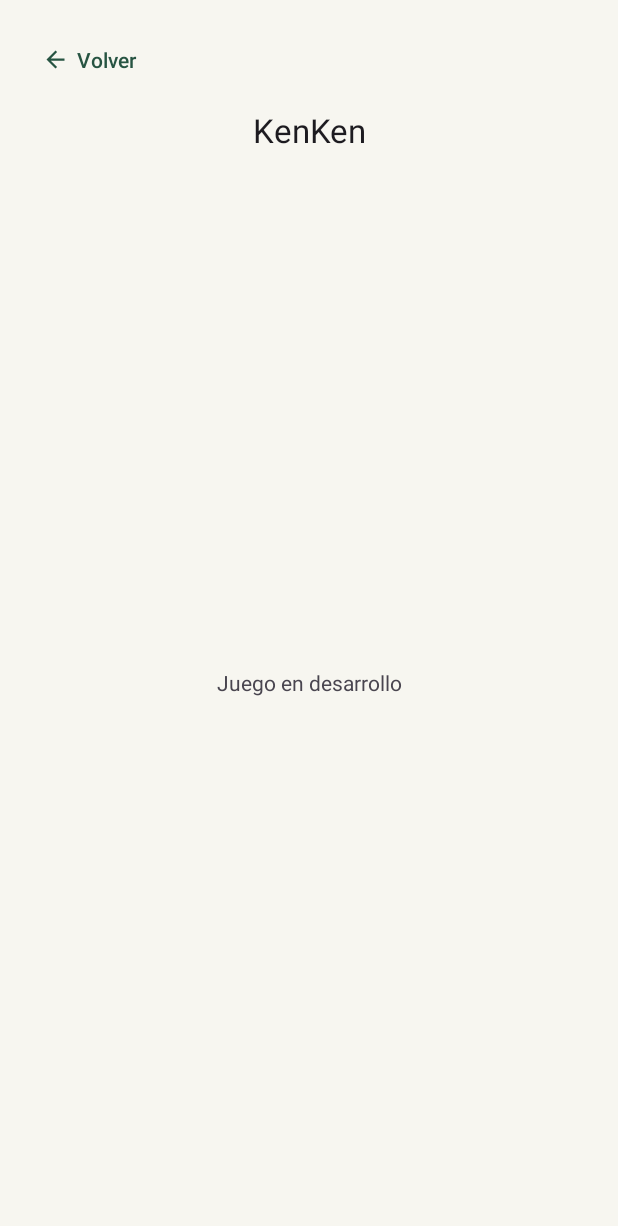
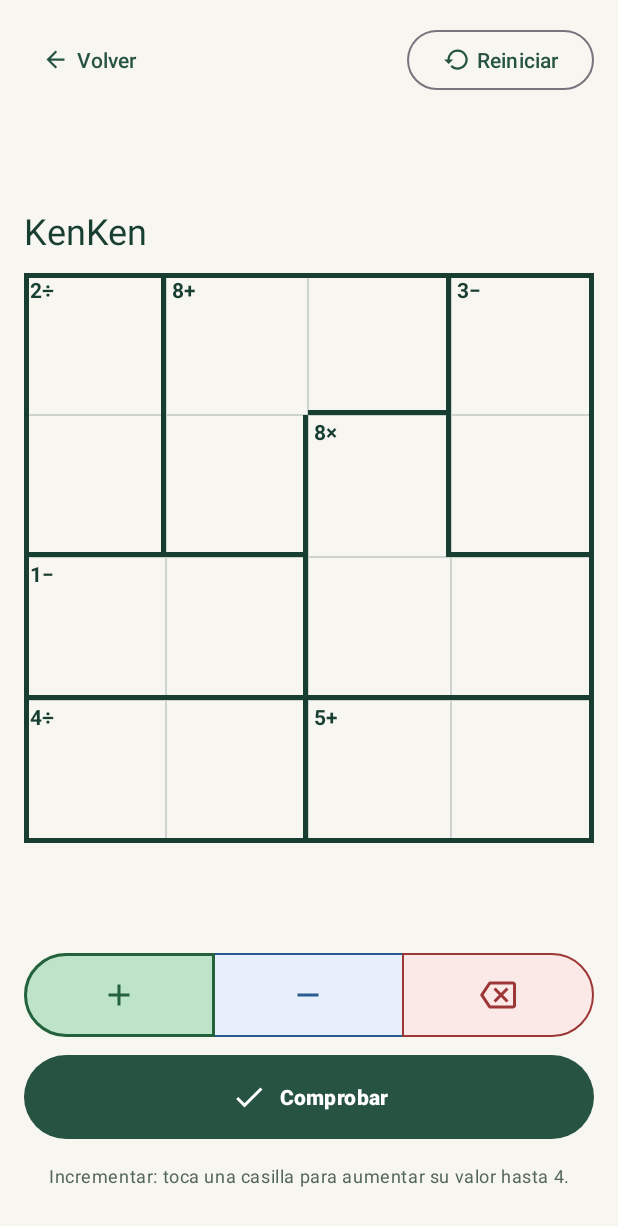
Before and after one commit to Eduarcito/Arcadia, an Android app: the KenKenActivity screen opened directly, with no data from a screen before it, on a phone screen of 412 x 824 dp. Before the commit the part shown is almost empty. Shown: the top 1226 px of the screen. Run offline under Robolectric (Android 15) with nearby library versions, the phone set to English and light mode, and no system bars.

Commit message:
feat(kenken): integrar tablero controles y microinteracciones

```diff
--- /dev/null
+++ b/app/src/main/java/com/example/arcadia/juegos/kenken/AnimacionesKenKen.kt
@@ -0,0 +1,31 @@
+package com.example.arcadia.juegos.kenken
+
+import android.animation.ValueAnimator
+import android.view.View
+import android.view.animation.DecelerateInterpolator
+
+internal fun animarRespuestaKenKen(
+    vista: View,
+    escalaInicial: Float = 0.96f,
+    duracion: Long = 160L
+) {
+    vista.animate().cancel()
+    vista.alpha = 1f
+    vista.scaleX = 1f
+    vista.scaleY = 1f
+    if (!ValueAnimator.areAnimatorsEnabled() || !vista.isAttachedToWindow) {
+        return
+    }
+
+    vista.alpha = 0.65f
+    vista.scaleX = escalaInicial
+    vista.scaleY = escalaInicial
+    vista.animate()
+        .alpha(1f)
+        .scaleX(1f)
+        .scaleY(1f)
+        .setStartDelay(0L)
+        .setDuration(duracion)
+        .setInterpolator(DecelerateInterpolator())
+        .start()
+}
--- /dev/null
+++ b/app/src/main/java/com/example/arcadia/juegos/kenken/ControlesKenKenView.kt
@@ -0,0 +1,60 @@
+package com.example.arcadia.juegos.kenken
+
+import android.content.Context
+import android.util.AttributeSet
+import android.view.LayoutInflater
+import android.widget.FrameLayout
+import com.example.arcadia.R
+import com.example.arcadia.databinding.ControlesKenkenBinding
+
+class ControlesKenKenView @JvmOverloads constructor(
+    contexto: Context,
+    atributos: AttributeSet? = null
+) : FrameLayout(contexto, atributos) {
+    private val binding = ControlesKenkenBinding.inflate(LayoutInflater.from(contexto), this, true)
+    private var mostrandoEstado = false
+    private var modoMostrado: ModoEntradaKenKen? = null
+
+    fun alCambiarModo(accion: (ModoEntradaKenKen) -> Unit) {
+        binding.root.addOnButtonCheckedListener { _, identificador, marcado ->
+            if (marcado && !mostrandoEstado) {
+                val modo = when (identificador) {
+                    R.id.incrementar -> ModoEntradaKenKen.INCREMENTAR
+                    R.id.decrementar -> ModoEntradaKenKen.DECREMENTAR
+                    else -> ModoEntradaKenKen.BORRAR
+                }
+                accion(modo)
+            }
+        }
+    }
+
+    fun mostrarModo(modo: ModoEntradaKenKen) {
+        val identificador = when (modo) {
+            ModoEntradaKenKen.INCREMENTAR -> R.id.incrementar
+            ModoEntradaKenKen.DECREMENTAR -> R.id.decrementar
+            ModoEntradaKenKen.BORRAR -> R.id.borrar
+        }
+        mostrandoEstado = true
+        binding.root.check(identificador)
+        mostrandoEstado = false
+        val botones = listOf(binding.incrementar, binding.decrementar, binding.borrar)
+        for (boton in botones) {
+            val grosor = if (boton.id == identificador) {
+                R.dimen.grosor_modo_activo_kenken
+            } else {
+                R.dimen.grosor_modo_inactivo_kenken
+            }
+            boton.strokeWidth = resources.getDimensionPixelSize(grosor)
+            if (boton.id == identificador && modoMostrado != null && modoMostrado != modo) {
+                animarRespuestaKenKen(boton, escalaInicial = 0.97f)
+            }
+        }
+        modoMostrado = modo
+    }
+
+    fun habilitar(habilitado: Boolean) {
+        binding.incrementar.isEnabled = habilitado
+        binding.decrementar.isEnabled = habilitado
+        binding.borrar.isEnabled = habilitado
+    }
+}
--- a/app/src/main/java/com/example/arcadia/juegos/kenken/KenKenActivity.kt
+++ b/app/src/main/java/com/example/arcadia/juegos/kenken/KenKenActivity.kt
@@ -2,17 +2,72 @@ package com.example.arcadia.juegos.kenken
 
 import android.os.Bundle
 import androidx.activity.enableEdgeToEdge
+import androidx.activity.viewModels
 import androidx.appcompat.app.AppCompatActivity
+import androidx.core.content.ContextCompat
+import com.example.arcadia.R
 import com.example.arcadia.compartido.ui.aplicarMargenesDelSistema
 import com.example.arcadia.databinding.ActivityKenkenBinding
 
 class KenKenActivity : AppCompatActivity() {
+    private lateinit var binding: ActivityKenkenBinding
+    private val viewModel: KenKenViewModel by viewModels()
+
     override fun onCreate(savedInstanceState: Bundle?) {
         super.onCreate(savedInstanceState)
         enableEdgeToEdge()
-        val binding = ActivityKenkenBinding.inflate(layoutInflater)
+        binding = ActivityKenkenBinding.inflate(layoutInflater)
         setContentView(binding.root)
         binding.root.aplicarMargenesDelSistema()
         binding.encabezado.alVolver { finish() }
+        binding.encabezado.alReiniciar {
+            viewModel.reiniciar()
+            actualizarPantalla()
+        }
+        binding.tablero.mostrarJaulas(viewModel.rompecabezas)
+        binding.tablero.alSeleccionarCasilla { fila, columna ->
+            viewModel.aplicarModoEnCasilla(fila, columna)
+            actualizarPantalla()
+        }
+        binding.controles.alCambiarModo { modo ->
+            viewModel.cambiarModo(modo)
+            actualizarPantalla()
+        }
+        binding.comprobar.setOnClickListener {
+            viewModel.comprobar()
+            actualizarPantalla()
+            animarRespuestaKenKen(binding.estado, escalaInicial = 1f, duracion = 180L)
+            if (viewModel.resultado == ResultadoComprobacionKenKen.CORRECTO) {
+                binding.tablero.animarVictoria()
+            }
+        }
+        actualizarPantalla()
+    }
+
+    private fun actualizarPantalla() {
+        val seleccion = viewModel.casillaSeleccionada
+        val habilitado = viewModel.resultado != ResultadoComprobacionKenKen.CORRECTO
+        binding.tablero.mostrarEstado(viewModel.obtenerValores(), seleccion, habilitado)
+        binding.controles.mostrarModo(viewModel.modoEntrada)
+        binding.controles.habilitar(habilitado)
+        binding.comprobar.isEnabled = habilitado
+        val instruccion = when (viewModel.modoEntrada) {
+            ModoEntradaKenKen.INCREMENTAR -> R.string.kenken_instruccion_incrementar
+            ModoEntradaKenKen.DECREMENTAR -> R.string.kenken_instruccion_decrementar
+            ModoEntradaKenKen.BORRAR -> R.string.kenken_instruccion_borrar
+        }
+        val mensaje = when (viewModel.resultado) {
+            ResultadoComprobacionKenKen.SIN_COMPROBAR -> instruccion
+            ResultadoComprobacionKenKen.INCOMPLETO -> R.string.kenken_resultado_incompleto
+            ResultadoComprobacionKenKen.INCORRECTO -> R.string.kenken_resultado_incorrecto
+            ResultadoComprobacionKenKen.CORRECTO -> R.string.kenken_resultado_correcto
+        }
+        binding.estado.setText(mensaje)
+        val color = when (viewModel.resultado) {
+            ResultadoComprobacionKenKen.CORRECTO -> R.color.kenken_incrementar_tinte
+            ResultadoComprobacionKenKen.INCORRECTO -> R.color.kenken_borrar_tinte
+            else -> R.color.kenken_texto_secundario
+        }
+        binding.estado.setTextColor(ContextCompat.getColor(this, color))
     }
 }
--- /dev/null
+++ b/app/src/main/java/com/example/arcadia/juegos/kenken/TableroKenKenView.kt
@@ -0,0 +1,134 @@
+package com.example.arcadia.juegos.kenken
+
+import android.content.Context
+import android.util.AttributeSet
+import android.view.LayoutInflater
+import android.widget.FrameLayout
+import androidx.core.view.isVisible
+import com.example.arcadia.R
+import com.example.arcadia.databinding.CeldaKenkenBinding
+import com.example.arcadia.databinding.FilaTableroBinding
+import com.example.arcadia.databinding.TableroKenkenBinding
+
+class TableroKenKenView @JvmOverloads constructor(
+    contexto: Context,
+    atributos: AttributeSet? = null
+) : FrameLayout(contexto, atributos) {
+    private val inflador = LayoutInflater.from(contexto)
+    private val binding = TableroKenkenBinding.inflate(inflador, this, true)
+    private val celdas = mutableListOf<CeldaKenkenBinding>()
+    private var accionSeleccionar: ((Int, Int) -> Unit)? = null
+    private var estadoMostrado = false
+    private val descripcionesJaulas = MutableList(TAMANO_TABLERO * TAMANO_TABLERO) { "" }
+
+    init {
+        crearCasillas()
+    }
+
+    fun alSeleccionarCasilla(accion: (Int, Int) -> Unit) {
+        accionSeleccionar = accion
+    }
+
+    fun mostrarJaulas(rompecabezas: RompecabezasKenKen) {
+        require(rompecabezas.tamano == TAMANO_TABLERO)
+        val jaulasPorCasilla = mutableMapOf<Int, JaulaKenKen>()
+        for (jaula in rompecabezas.jaulas) {
+            for (indice in jaula.casillas) {
+                jaulasPorCasilla[indice] = jaula
+            }
+        }
+        for ((indice, celda) in celdas.withIndex()) {
+            val jaula = jaulasPorCasilla.getValue(indice)
+            val fila = indice / TAMANO_TABLERO
+            val columna = indice % TAMANO_TABLERO
+            val simbolo = obtenerSimbolo(jaula.operacion)
+            val pista = context.getString(R.string.kenken_pista_jaula, jaula.objetivo, simbolo)
+            celda.pistaJaula.text = if (indice == jaula.casillas.minOrNull()) pista else ""
+            descripcionesJaulas[indice] = context.getString(
+                R.string.kenken_descripcion_jaula,
+                jaula.objetivo,
+                obtenerNombreOperacion(jaula.operacion)
+            )
+            celda.bordeSuperior.isVisible = fila == 0
+            celda.bordeInicio.isVisible = columna == 0
+            celda.bordeFin.isVisible = columna == TAMANO_TABLERO - 1 ||
+                jaulasPorCasilla[indice + 1] != jaula
+            celda.bordeInferior.isVisible = fila == TAMANO_TABLERO - 1 ||
+                jaulasPorCasilla[indice + TAMANO_TABLERO] != jaula
+        }
+    }
+
+    fun mostrarEstado(valores: List<Int>, casillaSeleccionada: Int?, habilitado: Boolean) {
+        for ((indice, celda) in celdas.withIndex()) {
+            val valor = valores[indice]
+            val texto = if (valor == 0) "" else valor.toString()
+            val cambioValor = estadoMostrado && celda.valor.text.toString() != texto
+            celda.valor.text = texto
+            if (cambioValor) {
+                if (valor == 0) {
+                    animarRespuestaKenKen(celda.root, escalaInicial = 1f)
+                } else {
+                    animarRespuestaKenKen(celda.valor, escalaInicial = 0.9f)
+                }
+            }
+            celda.root.isSelected = indice == casillaSeleccionada
+            celda.root.isEnabled = habilitado
+            celda.root.isClickable = habilitado
+            val textoValor = if (valor == 0) {
+                context.getString(R.string.kenken_casilla_vacia)
+            } else {
+                valor.toString()
+            }
+            celda.root.contentDescription = context.getString(
+                R.string.kenken_descripcion_casilla,
+                indice / TAMANO_TABLERO + 1,
+                indice % TAMANO_TABLERO + 1,
+                textoValor,
+                descripcionesJaulas[indice]
+            )
+        }
+        estadoMostrado = true
+    }
+
+    fun animarVictoria() {
+        animarRespuestaKenKen(this, escalaInicial = 0.985f, duracion = 260L)
+    }
+
+    private fun obtenerSimbolo(operacion: OperacionKenKen): String {
+        val recurso = when (operacion) {
+            OperacionKenKen.VALOR -> return ""
+            OperacionKenKen.SUMA -> R.string.kenken_simbolo_incrementar
+            OperacionKenKen.RESTA -> R.string.kenken_simbolo_decrementar
+            OperacionKenKen.MULTIPLICACION -> R.string.kenken_simbolo_multiplicar
+            OperacionKenKen.DIVISION -> R.string.kenken_simbolo_dividir
+        }
+        return context.getString(recurso)
+    }
+
+    private fun obtenerNombreOperacion(operacion: OperacionKenKen): String {
+        val recurso = when (operacion) {
+            OperacionKenKen.VALOR -> R.string.kenken_operacion_valor
+            OperacionKenKen.SUMA -> R.string.kenken_operacion_suma
+            OperacionKenKen.RESTA -> R.string.kenken_operacion_resta
+            OperacionKenKen.MULTIPLICACION -> R.string.kenken_operacion_multiplicacion
+            OperacionKenKen.DIVISION -> R.string.kenken_operacion_division
+        }
+        return context.getString(recurso)
+    }
+
+    private fun crearCasillas() {
+        for (fila in 0 until TAMANO_TABLERO) {
+            val vistaFila = FilaTableroBinding.inflate(inflador, binding.root, true)
+
+            for (columna in 0 until TAMANO_TABLERO) {
+                val celda = CeldaKenkenBinding.inflate(inflador, vistaFila.root, true)
+                celda.root.setOnClickListener { accionSeleccionar?.invoke(fila, columna) }
+                celdas.add(celda)
+            }
+        }
+    }
+
+    private companion object {
+        const val TAMANO_TABLERO = 4
+    }
+}
--- a/app/src/main/res/layout/activity_kenken.xml
+++ b/app/src/main/res/layout/activity_kenken.xml
@@ -10,17 +10,83 @@
         android:layout_width="0dp"
         android:layout_height="wrap_content"
         app:tituloEncabezado="@string/juego_kenken"
+        app:mostrarReiniciar="true"
+        app:mostrarTitulo="false"
         app:layout_constraintEnd_toEndOf="parent"
         app:layout_constraintStart_toStartOf="parent"
         app:layout_constraintTop_toTopOf="parent" />
 
+    <androidx.constraintlayout.widget.ConstraintLayout
+        android:id="@+id/zona_tablero"
+        android:layout_width="0dp"
+        android:layout_height="0dp"
+        android:layout_marginTop="@dimen/separacion_tablero_kenken"
+        android:layout_marginBottom="@dimen/separacion_tablero_kenken"
+        app:layout_constraintBottom_toTopOf="@id/controles"
+        app:layout_constraintEnd_toEndOf="parent"
+        app:layout_constraintStart_toStartOf="parent"
+        app:layout_constraintTop_toBottomOf="@id/encabezado">
+
+        <TextView
+            android:id="@+id/titulo_tablero"
+            android:layout_width="0dp"
+            android:layout_height="wrap_content"
+            android:layout_marginBottom="@dimen/separacion_titulo_tablero_kenken"
+            android:accessibilityHeading="true"
+            android:text="@string/juego_kenken"
+            android:textAppearance="?attr/textAppearanceHeadlineSmall"
+            android:textColor="@color/arcadia_texto"
+            app:layout_constraintBottom_toTopOf="@id/tablero"
+            app:layout_constraintEnd_toEndOf="@id/tablero"
+            app:layout_constraintStart_toStartOf="@id/tablero"
+            app:layout_constraintTop_toTopOf="parent"
+            app:layout_constraintVertical_chainStyle="packed"
+            app:layout_constraintVertical_bias="0.5" />
+
+        <com.example.arcadia.juegos.kenken.TableroKenKenView
+            android:id="@+id/tablero"
+            android:layout_width="0dp"
+            android:layout_height="0dp"
+            app:layout_constraintBottom_toBottomOf="parent"
+            app:layout_constraintDimensionRatio="1:1"
+            app:layout_constraintEnd_toEndOf="parent"
+            app:layout_constraintStart_toStartOf="parent"
+            app:layout_constraintTop_toBottomOf="@id/titulo_tablero" />
+
+    </androidx.constraintlayout.widget.ConstraintLayout>
+
+    <com.example.arcadia.juegos.kenken.ControlesKenKenView
+        android:id="@+id/controles"
+        android:layout_width="0dp"
+        android:layout_height="wrap_content"
+        android:layout_marginBottom="@dimen/separacion_controles_kenken"
+        app:layout_constraintBottom_toTopOf="@id/comprobar"
+        app:layout_constraintEnd_toEndOf="parent"
+        app:layout_constraintStart_toStartOf="parent" />
+
+    <com.google.android.material.button.MaterialButton
+        android:id="@+id/comprobar"
+        style="@style/Widget.Arcadia.BotonComprobarKenKen"
+        android:layout_width="0dp"
+        android:layout_height="wrap_content"
+        android:text="@string/kenken_comprobar"
+        app:icon="@drawable/ic_comprobar"
+        app:layout_constraintBottom_toTopOf="@id/estado"
+        app:layout_constraintEnd_toEndOf="parent"
+        app:layout_constraintStart_toStartOf="parent" />
+
     <TextView
         android:id="@+id/estado"
-        android:layout_width="wrap_content"
+        android:layout_width="0dp"
         android:layout_height="wrap_content"
-        android:text="@string/estado_en_desarrollo"
+        android:layout_marginTop="@dimen/separacion_estado_kenken"
+        android:gravity="center"
+        android:minLines="3"
+        android:accessibilityLiveRegion="polite"
+        android:text="@string/kenken_instruccion_incrementar"
+        android:textAppearance="?attr/textAppearanceBodySmall"
+        android:textColor="@color/kenken_texto_secundario"
         app:layout_constraintBottom_toBottomOf="parent"
         app:layout_constraintEnd_toEndOf="parent"
-        app:layout_constraintStart_toStartOf="parent"
-        app:layout_constraintTop_toBottomOf="@id/encabezado" />
+        app:layout_constraintStart_toStartOf="parent" />
 </androidx.constraintlayout.widget.ConstraintLayout>
```
